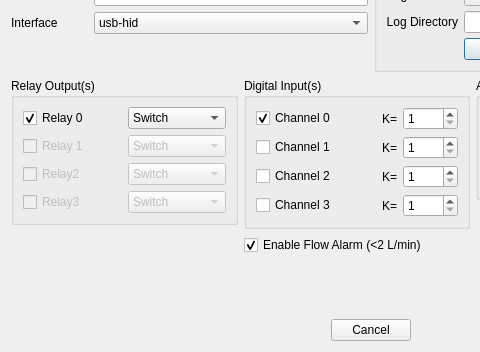
Old version of the form inlinino/resources/setup_ontrak.ui in the repository OceanOptics/Inlinino; both pictures show x 0 to 480 and y 83 to 435 of the 742 by 435 pixel window.
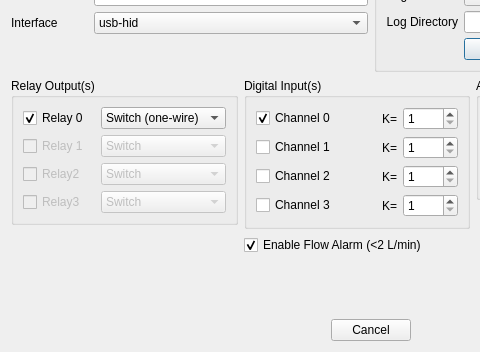
New version of the form.

Commit message: Add two-wire three-way valve to Ontrak

The edit to the form file:
```diff
--- a/inlinino/resources/setup_ontrak.ui
+++ b/inlinino/resources/setup_ontrak.ui
@@ -263,7 +263,12 @@
            <widget class="QComboBox" name="combobox_relay0_mode">
             <item>
              <property name="text">
-              <string>Switch</string>
+              <string>Switch (one-wire)</string>
+             </property>
+            </item>
+            <item>
+             <property name="text">
+              <string>Switch (two-wire)</string>
              </property>
             </item>
             <item>
```
The commit also changes 7 other files.
